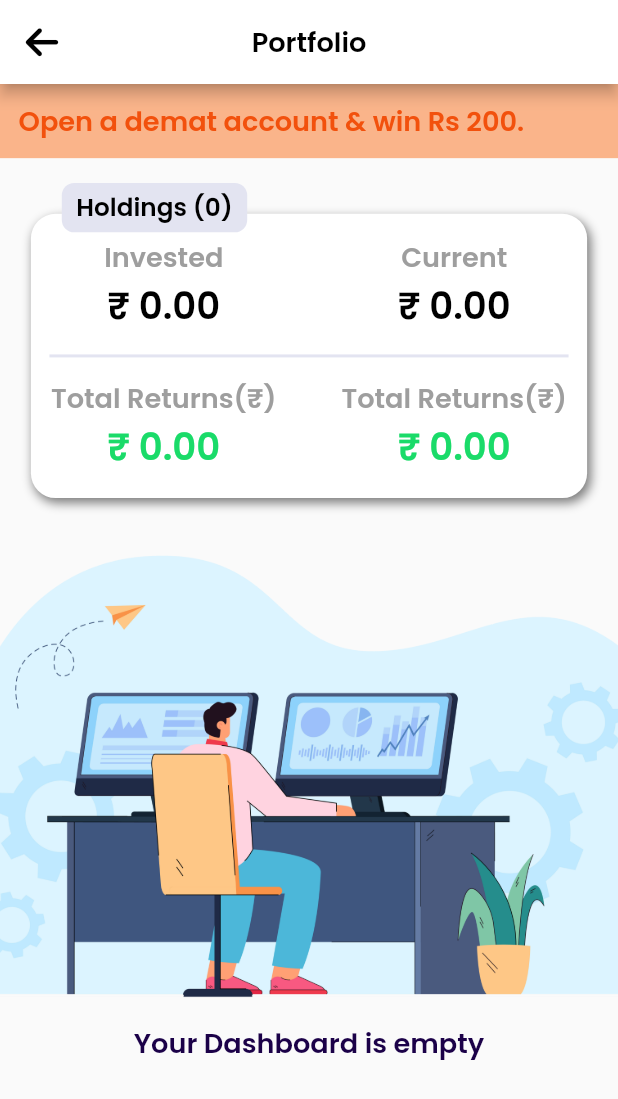
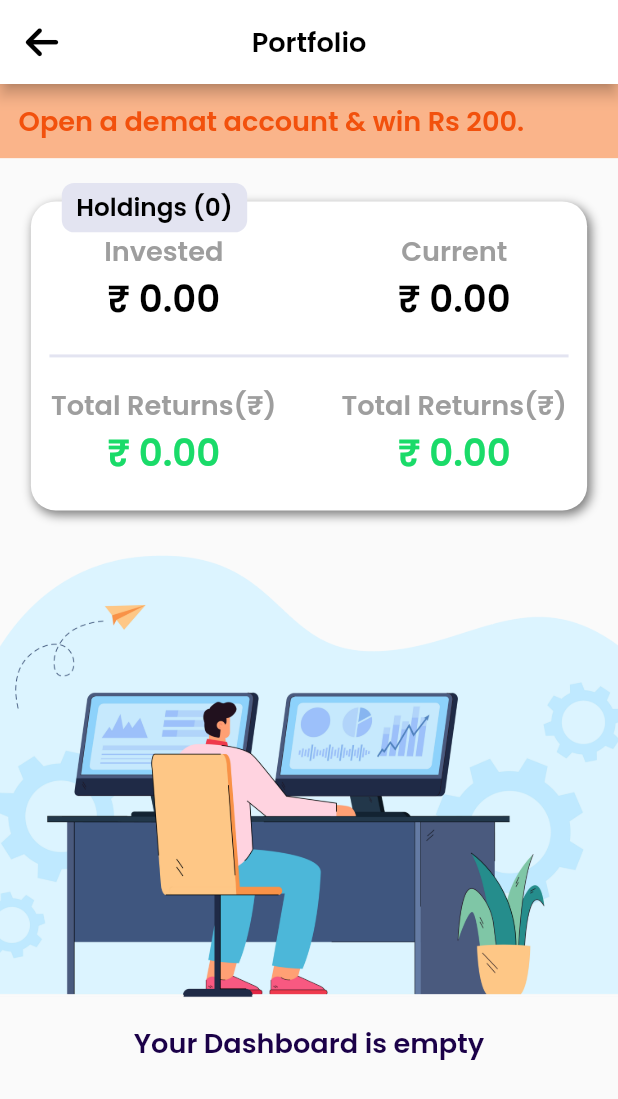
Before and after one commit to Sanjay0907/yaaro, a Flutter app: the Portfolio screen opened directly, on a phone screen of 412 x 824 dp. Shown: the top 1099 px of the screen. Run offline on Flutter 3.47's test engine with Material 2 defaults, Android fonts, the phone set to English and light mode, and no system bars; our stand-ins replace font_awesome_flutter, google_fonts, pin_code_fields, sizer.

Commit message:
portfolio

```diff
--- a/lib/view/portfolio/portfolio.dart
+++ b/lib/view/portfolio/portfolio.dart
@@ -54,7 +54,7 @@ class Portfolio extends StatelessWidget {
                   Align(
                     alignment: Alignment.center,
                     child: Container(
-                      height: 23.h,
+                      height: 25.h,
                       width: 90.w,
                       padding: EdgeInsets.symmetric(
                         vertical: 1.h,
@@ -77,7 +77,7 @@ class Portfolio extends StatelessWidget {
                         mainAxisAlignment: MainAxisAlignment.spaceEvenly,
                         children: [
                           SizedBox(
-                            height: 8.h,
+                            // height: 8.h,
                             child: Row(
                               mainAxisAlignment: MainAxisAlignment.spaceBetween,
                               children: [
@@ -99,7 +99,7 @@ class Portfolio extends StatelessWidget {
                             thickness: 2,
                           ),
                           SizedBox(
-                            height: 8.h,
+                            // height: 8.h,
                             child: Row(
                               mainAxisAlignment: MainAxisAlignment.spaceBetween,
                               children: [
@@ -178,6 +178,7 @@ class PortfolioDetails extends StatelessWidget {
         children: [
           Text(
             heading,
+            textAlign: TextAlign.center,
             style: bodyTextsmall.copyWith(color: grey),
           ),
           Text(
```
